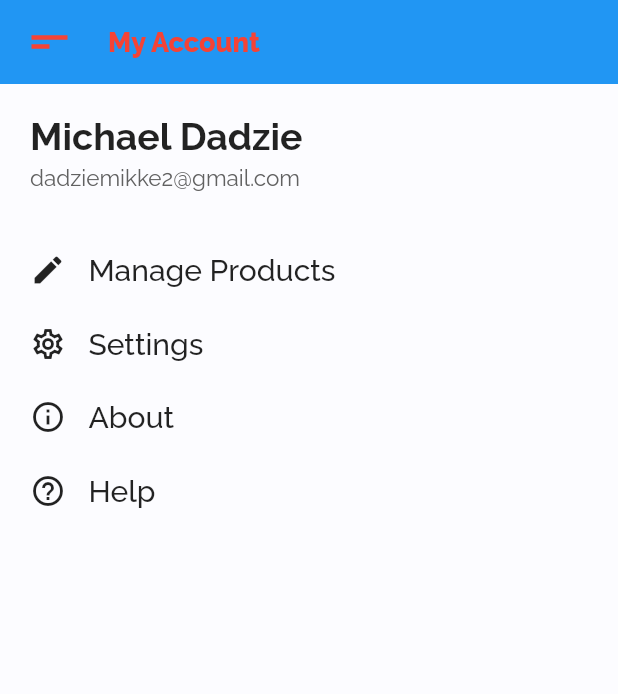
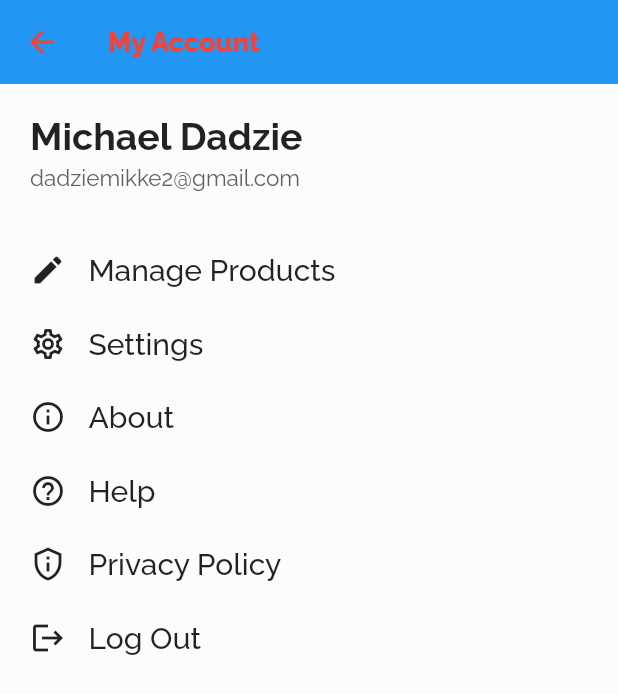
Before and after one commit to michaeldadzie/Commerce, a Flutter app: the AccountScreen screen opened directly, on a phone screen of 412 x 824 dp. Shown: the top 694 px of the screen. Run offline on Flutter 3.47's test engine with Material 2 defaults, Android fonts, the phone set to English and light mode, and no system bars; our stand-ins replace flutter_icons, flutter_screenutil, google_fonts, shared_preferences; accounts and stored records are empty.

Commit message:
Improved UI code

```diff
--- a/lib/features/account/presentation/pages/account_screen.dart
+++ b/lib/features/account/presentation/pages/account_screen.dart
@@ -1,10 +1,13 @@
 import 'package:flutter/cupertino.dart';
 import 'package:flutter/material.dart';
 import 'package:google_fonts/google_fonts.dart';
+import 'package:provider/provider.dart';
 import 'package:shop_app/core/widgets/app_drawer.dart';
 import 'package:shop_app/features/account/presentation/pages/user_products_screen.dart';
 import 'package:shop_app/features/account/presentation/widgets/custom_list_tile.dart';
 import 'package:shop_app/features/account/presentation/widgets/user_product_item.dart';
+import 'package:shop_app/features/user_authentication/presentation/pages/auth_screen.dart';
+import 'package:shop_app/features/user_authentication/presentation/providers/auth.dart';
 
 class AccountScreen extends StatelessWidget {
   @override
@@ -15,19 +18,19 @@ class AccountScreen extends StatelessWidget {
           'My Account',
           style: GoogleFonts.raleway(color: Colors.red),
         ),
-        leading: Padding(
-          padding: const EdgeInsets.only(left: 10),
-          child: IconButton(
-            splashColor: Colors.transparent,
-            highlightColor: Colors.transparent,
-            icon: menuButton,
-            onPressed: () => scaffoldKey.currentState.openDrawer(),
-          ),
-        ),
+        // leading: Padding(
+        //   padding: const EdgeInsets.only(left: 10),
+        //   child: IconButton(
+        //     splashColor: Colors.transparent,
+        //     highlightColor: Colors.transparent,
+        //     icon: menuButton,
+        //     onPressed: () => scaffoldKey.currentState.openDrawer(),
+        //   ),
+        // ),
         iconTheme: IconThemeData(color: Colors.red),
       ),
       key: scaffoldKey,
-      drawer: AppDrawer(),
+      // drawer: AppDrawer(),
       body: SafeArea(
         child: Padding(
           padding: EdgeInsets.all(20),
@@ -119,6 +122,31 @@ class AccountScreen extends StatelessWidget {
                 name: 'Help',
                 icon: Icons.help_outline,
               ),
+              SizedBox(height: 25),
+              CustomListTile(
+                tap: () {
+                  // Navigator.push(
+                  //   context,
+                  //   CupertinoPageRoute(
+                  //     builder: (context) => HelpScreen(),
+                  //   ),
+                  // );
+                },
+                name: 'Privacy Policy',
+                icon: Icons.privacy_tip_outlined,
+              ),
+              SizedBox(height: 25),
+              CustomListTile(
+                tap: () {
+                  // Navigator.of(context).pop();
+                  // Navigator.of(context).pushReplacementNamed('/');
+                  Navigator.of(context)
+                      .pushReplacementNamed(AuthScreen.routeName);
+                  Provider.of<Auth>(context, listen: false).logout();
+                },
+                name: 'Log Out',
+                icon: Icons.logout,
+              ),
             ],
           ),
         ),
```
